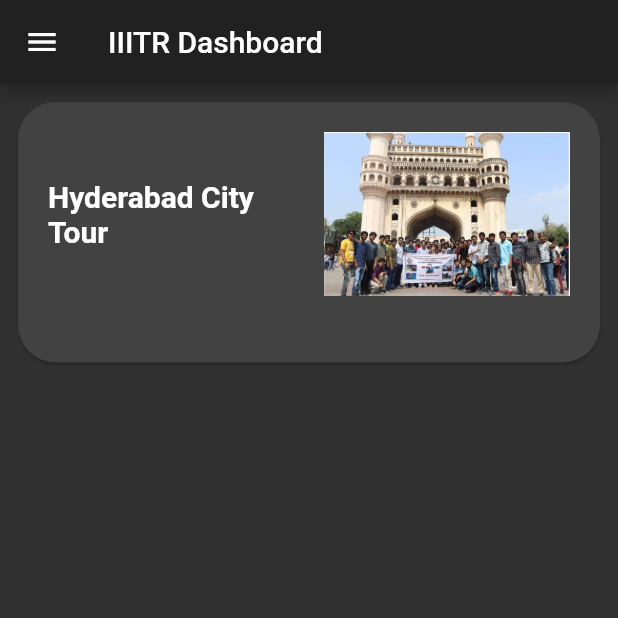
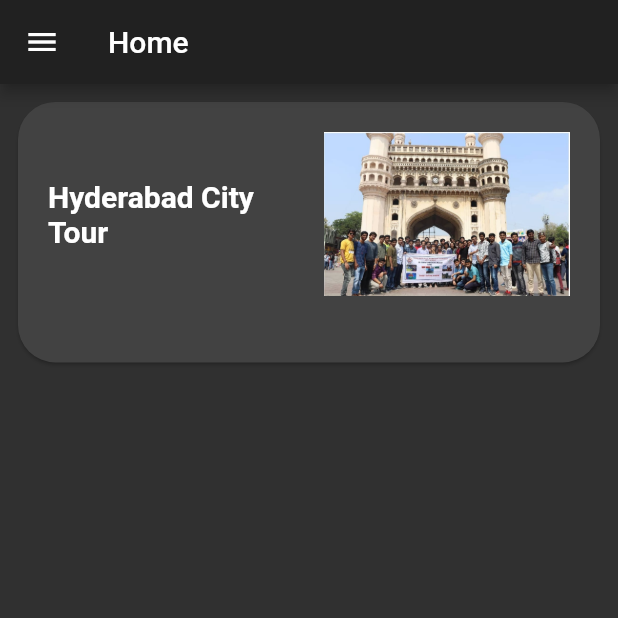
Before and after one commit to Codesoc-IIITR/IIITR, a Flutter app: the screen it shows after launch, on a phone screen of 412 x 824 dp, the top half of it. Run offline on Flutter 3.47's test engine with Material 2 defaults, Android fonts, the phone set to English and light mode, and no system bars; our stand-ins replace flip_card, flutter_spinkit.

Commit message:
build check

```diff
--- a/lib/home_page.dart
+++ b/lib/home_page.dart
@@ -22,7 +22,7 @@ class _HomePageState extends State<HomePage> {
       drawer: MyDrawer(),
       appBar: AppBar(
         title: Text(
-          'IIITR Dashboard',
+          'Home',
         ),
       ),
       body: ListView(
```
Also changed, not shown: pubspec.lock, 1 other file.
